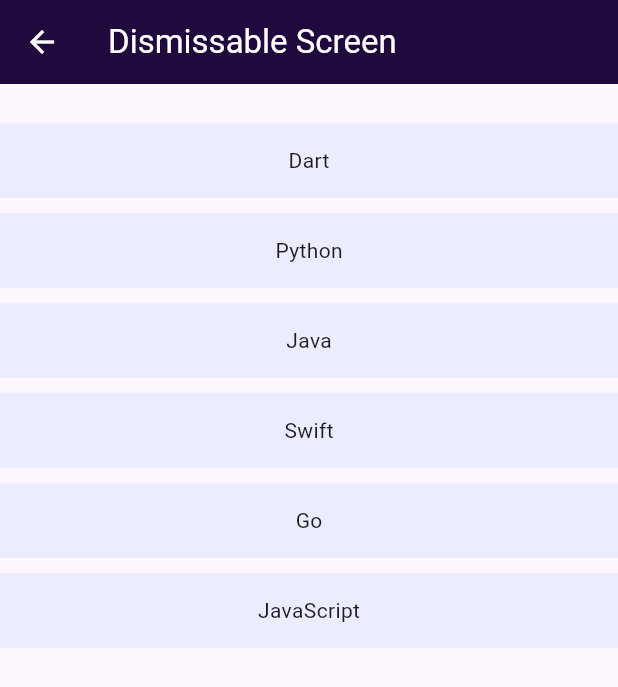
After one commit to mhbabu/common_widget, a Flutter app: the screen it shows after launch, after a tap on "Goto Dismissable Screen", on a phone screen of 412 x 824 dp. The commit adds this screen. Shown: the top 687 px of the screen. Run offline on Flutter 3.47's test engine with Material 3 defaults, Android fonts, the light colour scheme and no system bars; our stand-ins replace flutter_svg, image_picker.

Commit message:
Dismissable atert done

```diff
--- /dev/null
+++ b/lib/dismissable_screen.dart
@@ -0,0 +1,117 @@
+import 'package:flutter/material.dart';
+
+class DismissableScreen extends StatefulWidget {
+  const DismissableScreen({super.key});
+
+  @override
+  State<DismissableScreen> createState() => _DismissableScreenState();
+}
+
+class _DismissableScreenState extends State<DismissableScreen> {
+  List<String> items = ['Dart', 'Python', 'Java', 'Swift', 'Go', 'JavaScript'];
+
+  @override
+  Widget build(BuildContext context) {
+    return Scaffold(
+      appBar: AppBar(
+        title: const Text(
+          'Dismissable Screen',
+          style: TextStyle(color: Colors.white),
+        ),
+        backgroundColor: const Color.fromARGB(255, 32, 10, 61),
+        iconTheme: const IconThemeData(color: Colors.white),
+      ),
+      body: ListView.builder(
+        itemCount: items.length,
+        padding: const EdgeInsets.symmetric(vertical: 16),
+        itemBuilder: (context, index) {
+          return Dismissible(
+            key: ValueKey<String>(items[index]),
+            confirmDismiss: (DismissDirection direction) async {
+              if (direction == DismissDirection.startToEnd) {
+                // Delete confirmation dialog for left-to-right swipe
+                return await showDialog<bool>(
+                      context: context,
+                      builder: (BuildContext context) {
+                        return AlertDialog(
+                          title: const Text('Delete'),
+                          content: const Text(
+                            'Are you sure you want to delete this item?',
+                          ),
+                          actions: [
+                            TextButton(
+                              onPressed: () => Navigator.of(context).pop(false),
+                              child: const Text('Cancel'),
+                            ),
+                            TextButton(
+                              onPressed: () => Navigator.of(context).pop(true),
+                              child: const Text('Yes'),
+                            ),
+                          ],
+                        );
+                      },
+                    ) ??
+                    false;
+              } else if (direction == DismissDirection.endToStart) {
+                // Save confirmation dialog for right-to-left swipe
+                return await showDialog<bool>(
+                      context: context,
+                      builder: (BuildContext context) {
+                        return AlertDialog(
+                          title: const Text('Save'),
+                          content: const Text(
+                            'Are you sure you want to save this item?',
+                          ),
+                          actions: [
+                            TextButton(
+                              onPressed: () => Navigator.of(context).pop(false),
+                              child: const Text('Cancel'),
+                            ),
+                            TextButton(
+                              onPressed: () => Navigator.of(context).pop(true),
+                              child: const Text('Yes'),
+                            ),
+                          ],
+                        );
+                      },
+                    ) ??
+                    false;
+              }
+              return false; // Just in case
+            },
+            background: Container(
+              height: 50,
+              color: Colors.red,
+              margin: const EdgeInsets.only(top: 10),
+              alignment: Alignment.centerLeft,
+              padding: const EdgeInsets.only(left: 16),
+              child: const Text(
+                'Delete',
+                style: TextStyle(color: Colors.white),
+              ),
+            ),
+            secondaryBackground: Container(
+              height: 50,
+              color: Colors.blue,
+              margin: const EdgeInsets.only(top: 10),
+              alignment: Alignment.centerRight,
+              padding: const EdgeInsets.only(right: 16),
+              child: const Text('Save', style: TextStyle(color: Colors.white)),
+            ),
+            onDismissed: (direction) {
+              setState(() {
+                items.removeAt(index);
+              });
+            },
+            child: Container(
+              color: const Color(0xffEBEDFE),
+              margin: const EdgeInsets.only(top: 10),
+              height: 50,
+              child: Center(child: Text(items[index])),
+            ),
+          );
+        },
+      ),
+    );
+  }
+}
--- a/lib/home_screen.dart
+++ b/lib/home_screen.dart
@@ -1,7 +1,9 @@
 import 'package:flutter/material.dart';
 import 'package:my_widget/animated_dialogue_screen.dart';
 import 'package:my_widget/bottom_sheet_screen.dart';
+import 'package:my_widget/dismissable_screen.dart';
 import 'package:my_widget/image_picker_screen.dart';
+import 'package:my_widget/image_screen.dart';
 import 'package:my_widget/navigationbar_screen.dart';
 import 'package:my_widget/step_screen.dart';
 
@@ -65,6 +67,20 @@ class _HomeScreenState extends State<HomeScreen> {
                   label: 'Goto Animated Dialogue',
                   page: const AnimatedDialogueScreen(),
                 ),
+                const SizedBox(height: 12),
+                _buildButton(
+                  context,
+                  icon: Icons.image_aspect_ratio,
+                  label: 'Goto Images Screen',
+                  page: const ImageScreen(),
+                ),
+                const SizedBox(height: 12),
+                _buildButton(
+                  context,
+                  icon: Icons.image_aspect_ratio,
+                  label: 'Goto Dismissable Screen',
+                  page: const DismissableScreen(),
+                ),
               ],
             ),
           ),
```
Also changed, not shown: lib/image_picker_screen.dart (+0 -8 lines), lib/image_screen.dart (added, +102 -0 lines), assets/images/download.jpeg (added).
